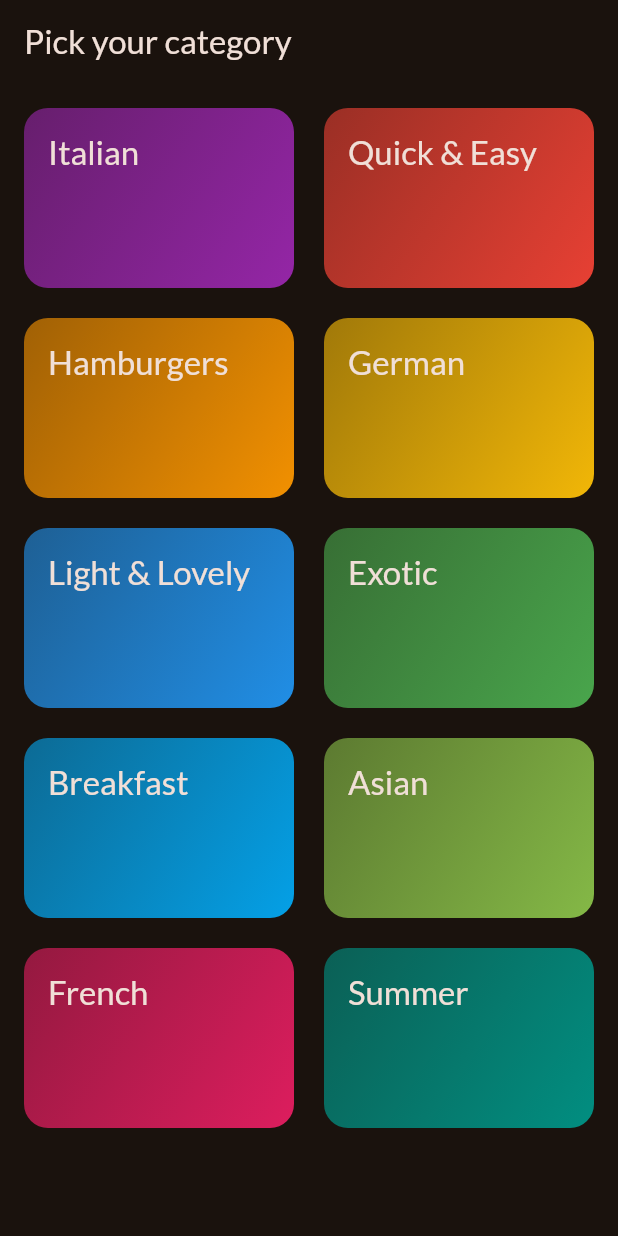
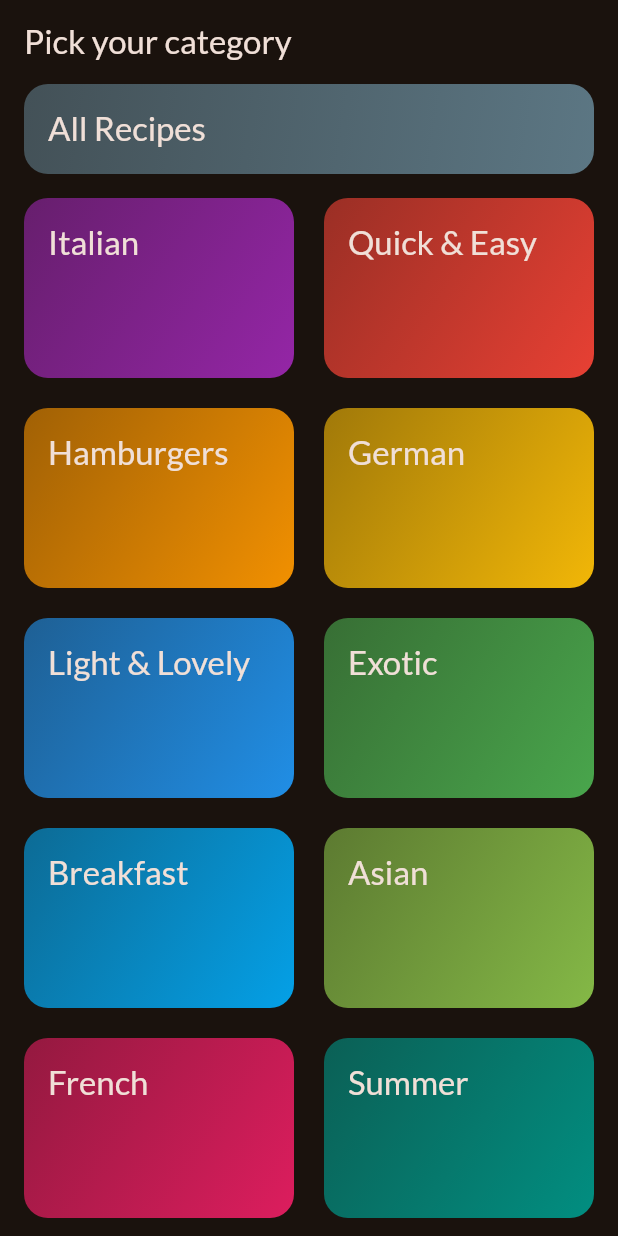
Before and after one commit to pedro-ruas/recipes_app, a Flutter app: the screen it shows after launch, on a phone screen of 412 x 824 dp. Run offline on Flutter 3.47's test engine with Material 3 defaults, Android fonts, the phone set to English and light mode, and no system bars; our stand-ins replace google_fonts, transparent_image.

```diff
--- a/lib/screens/categories.screen.dart
+++ b/lib/screens/categories.screen.dart
@@ -1,15 +1,67 @@
 import 'package:flutter/material.dart';
 import 'package:recipes_app/data/mock_data.dart';
+import 'package:recipes_app/models/category.model.dart';
+import 'package:recipes_app/screens/meals.screen.dart';
 import 'package:recipes_app/widgets/category_grid_item.widget.dart';
 
 class CategoriesScreen extends StatelessWidget {
   const CategoriesScreen({super.key});
 
+  void _selectCategory(BuildContext context, Category? category) {
+    final categoryMeals = category != null
+        ? mockMeals
+              .where((meal) => meal.categories.any((id) => id == category.id))
+              .toList()
+        : mockMeals;
+
+    final title = category != null ? category.title : "All Recipes";
+
+    Navigator.of(context).push(
+      MaterialPageRoute(
+        builder: (ctx) => MealsScreen(meals: categoryMeals, title: title),
+      ),
+    );
+  }
+
   @override
   Widget build(BuildContext context) {
     return Scaffold(
       appBar: AppBar(title: const Text("Pick your category")),
-      body: GridView(
+      body: Column(
+        children: [
+          Container(
+            padding: EdgeInsets.symmetric(horizontal: 16),
+            width: double.infinity,
+            child: InkWell(
+              onTap: () {
+                _selectCategory(context, null);
+              },
+              splashColor: Theme.of(context).primaryColor,
+              borderRadius: BorderRadius.circular(16),
+              child: Container(
+                padding: const EdgeInsets.all(16),
+                decoration: BoxDecoration(
+                  borderRadius: BorderRadius.circular(16),
+                  gradient: LinearGradient(
+                    colors: [
+                      Colors.blueGrey.withAlpha(150),
+                      Colors.blueGrey.withAlpha(240),
+                    ],
+                    begin: AlignmentGeometry.topLeft,
+                    end: AlignmentGeometry.bottomRight,
+                  ),
+                ),
+                child: Text(
+                  "All Recipes",
+                  style: Theme.of(context).textTheme.titleLarge!.copyWith(
+                    color: Theme.of(context).colorScheme.onSurface,
+                  ),
+                ),
+              ),
+            ),
+          ),
+          Expanded(
+            child: GridView(
               padding: EdgeInsets.all(16),
               gridDelegate: const SliverGridDelegateWithFixedCrossAxisCount(
                 crossAxisCount: 2,
@@ -17,9 +69,21 @@ class CategoriesScreen extends StatelessWidget {
                 crossAxisSpacing: 20,
                 mainAxisSpacing: 20,
               ),
-        children: mockCategories
-            .map((category) => CategoryGridItem(category: category))
+              children: [
+                ...mockCategories
+                    .map(
+                      (category) => CategoryGridItem(
+                        category: category,
+                        onSelected: (Category category) {
+                          _selectCategory(context, category);
+                        },
+                      ),
+                    )
                     .toList(),
+              ],
+            ),
+          ),
+        ],
       ),
     );
   }
--- a/lib/widgets/category_grid_item.widget.dart
+++ b/lib/widgets/category_grid_item.widget.dart
@@ -2,14 +2,21 @@ import 'package:flutter/material.dart';
 import 'package:recipes_app/models/category.model.dart';
 
 class CategoryGridItem extends StatelessWidget {
-  const CategoryGridItem({super.key, required this.category});
+  const CategoryGridItem({
+    super.key,
+    required this.category,
+    required this.onSelected,
+  });
 
   final Category category;
+  final void Function(Category) onSelected;
 
   @override
   Widget build(BuildContext context) {
     return InkWell(
-      onTap: () {},
+      onTap: () {
+        onSelected(category);
+      },
       splashColor: Theme.of(context).primaryColor,
       borderRadius: BorderRadius.circular(16),
       child: Container(
--- a/pubspec.yaml
+++ b/pubspec.yaml
@@ -35,6 +35,7 @@ dependencies:
   # Use with the CupertinoIcons class for iOS style icons.
   cupertino_icons: ^1.0.8
   google_fonts: ^6.3.2
+  transparent_image: ^2.0.1
 
 dev_dependencies:
   flutter_test:
```
Also changed, not shown: lib/models/meal.model.dart (added, +35 -0 lines), lib/screens/meals.screen.dart (added, +42 -0 lines), lib/widgets/meal_item.widget.dart (added, +113 -0 lines). Lines whose indentation alone changed are shown as unchanged.
